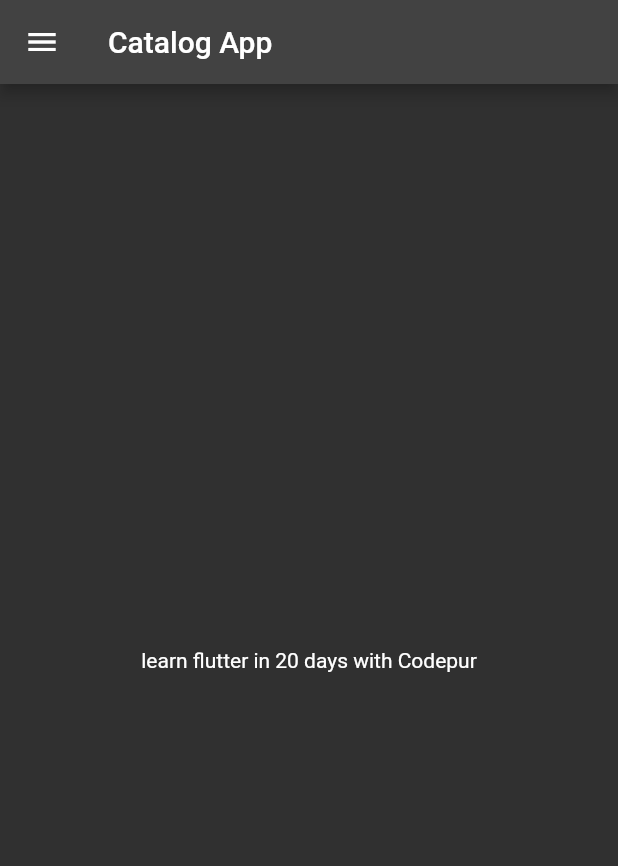
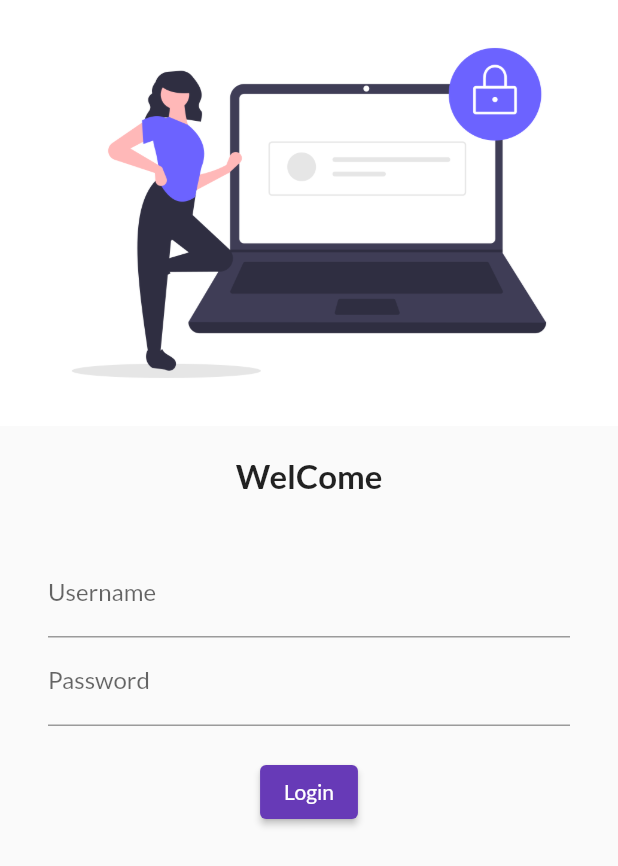
Before and after one commit to shivamm2003/30daysofflutter-, a Flutter app: the screen it shows after launch, on a phone screen of 412 x 824 dp. Shown: the top 866 px of the screen. Run offline on Flutter 3.47's test engine with Material 2 defaults, Android fonts, the phone set to English and light mode, and no system bars; our stand-ins replace google_fonts.

Commit message:
day 4 completed

```diff
--- a/lib/pages/pages/pages all here/Home_Page.dart
+++ b/lib/Pages/Home_Page.dart
@@ -3,7 +3,7 @@ import 'package:flutter/material.dart';
 int days = 20 ;
 String name = "Codepur";
 class HomePage extends StatelessWidget {
-  const HomePage({super.key});
+   HomePage({super.key});
 
   @override
   Widget build(BuildContext context) {
--- /dev/null
+++ b/lib/Pages/Login_page.dart
@@ -0,0 +1,60 @@
+import 'package:flutter/material.dart';
+
+class LoginPage extends StatelessWidget {
+  @override
+  Widget build(BuildContext context) {
+    return Material(
+        child: Column(
+      children: [
+        Image.asset(
+          "assets/images/login_image.png",
+          fit: BoxFit.cover,
+        ),
+        SizedBox(
+          height: 20.0,
+          width: 32.0,
+        ),
+        Text(
+          "WelCome",
+          style: TextStyle(
+            fontSize: 22,
+            fontWeight: FontWeight.bold,
+          ),
+        ),
+        SizedBox(
+          height: 20.0,
+          width: 32.0,
+        ),
+        Padding(
+          padding: const EdgeInsets.symmetric(vertical: 16.0, horizontal: 32.0),
+          child: Column(
+            children: [
+              TextFormField(
+                decoration: InputDecoration(
+                  hintText: "Enter Username",
+                  labelText: "Username",
+                ),
+              ),
+              TextFormField(
+                obscureText: true,
+                decoration: InputDecoration(
+                  hintText: "Enter Password",
+                  labelText: "Password",
+                ),
+              ),
+              SizedBox(
+                height: 20.0,
+              ),
+              ElevatedButton(
+                  child: Text("Login"),
+                  style: TextButton.styleFrom(),
+                  onPressed: (() {
+                    print("CodePur");
+                  }))
+            ],
+          ),
+        )
+      ],
+    ));
+  }
+}
--- /dev/null
+++ b/lib/main.dart
@@ -0,0 +1,39 @@
+import 'package:flutter/material.dart';
+import 'Pages/Home_Page.dart';
+import 'Pages/Login_page.dart';
+import 'package:google_fonts/google_fonts.dart';
+void main() {
+  runApp(MyApp());
+
+}
+
+// double pi = 3.14 ;
+// num temp = 30.5; // num can take both int and double
+// var day = "monday"; // var can take aNY data type
+// const pi = 3.14; // we have also final in which we can change the data , or add element to list.
+
+class MyApp extends StatelessWidget {
+
+
+  @override
+  Widget build(BuildContext context) {
+    return MaterialApp(
+
+      themeMode: ThemeMode.light,
+      theme: ThemeData(
+        primarySwatch: Colors.deepPurple, // this propertiy will adjust the colora of various components as color given .
+        fontFamily: GoogleFonts.lato().fontFamily,
+      ),
+      darkTheme: ThemeData(
+        brightness: Brightness.dark, // Here by giving brighting to dark we override all propwrties ,even if we give any color to dark theme it will not work .
+      ),
+      initialRoute: "/",
+      routes: {
+        "/" : (context) =>  LoginPage() ,
+        "/HomePage" : (context) => HomePage() ,
+        "/LoginPage" : (context) => LoginPage()
+
+      } ,
+   );
+  }
+}
--- a/lib/pages/pages/main.dart
+++ /dev/null
@@ -1,28 +0,0 @@
-
-
-import 'package:flutter/material.dart';
-import 'pages all here/Home_Page.dart';
-void main() {
-  runApp(MyApp());
-
-}
-
-// double pi = 3.14 ;
-// num temp = 30.5; // num can take both int and double
-// var day = "monday"; // var can take aNY data type
-// const pi = 3.14; // we have also final in which we can change the data , or add element to list.
-
-class MyApp extends StatelessWidget {
-
-
-  @override
-  Widget build(BuildContext context) {
-    return MaterialApp(
-      home: HomePage(),
-      themeMode: ThemeMode.dark,
-      darkTheme: ThemeData(
-        brightness: Brightness.dark,
-      ),
-   );
-  }
-}
--- a/pubspec.yaml
+++ b/pubspec.yaml
@@ -36,6 +36,7 @@ dependencies:
   # The following adds the Cupertino Icons font to your application.
   # Use with the CupertinoIcons class for iOS style icons.
   cupertino_icons: ^1.0.2
+  google_fonts: ^3.0.1
 
 dev_dependencies:
   flutter_test:
@@ -60,8 +61,8 @@ flutter:
   uses-material-design: true
 
   # To add assets to your application, add an assets section, like this:
-  # assets:
-  #   - images/a_dot_burr.jpeg
+  assets:
+    - assets/images/
   #   - images/a_dot_ham.jpeg
 
   # An image asset can refer to one or more resolution-specific "variants", see
```
Also changed, not shown: assets/images/login_image.png (added), pubspec.lock, 2 other files.
